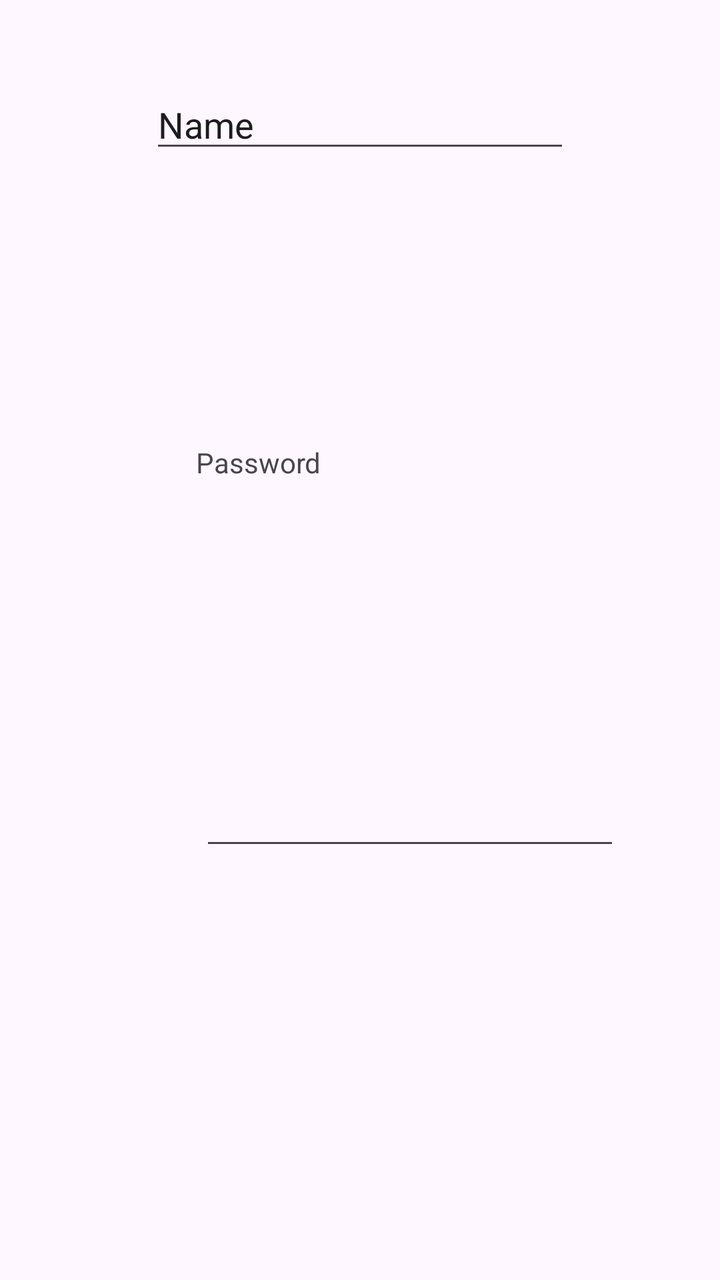
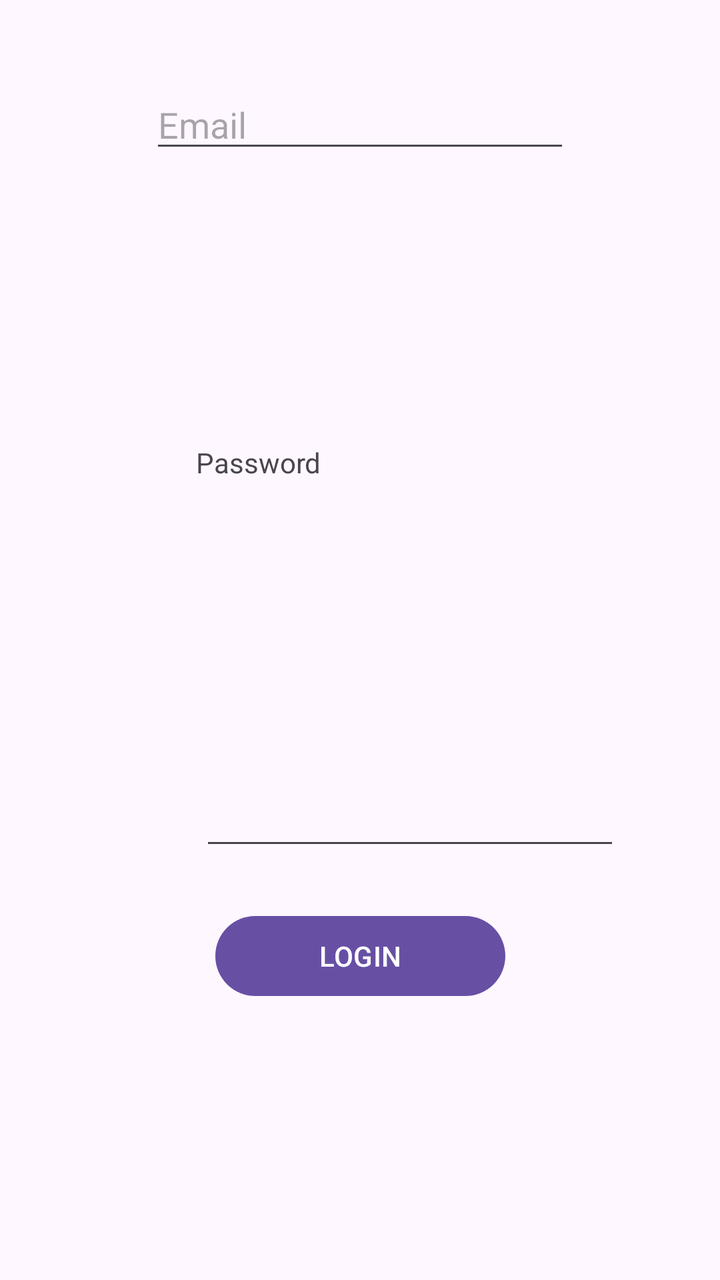

Screens rendered from an Android XML layout before and after an edit, with the pre-edit source and the edit as a unified diff.
<!-- AndroidManifest.xml: application theme Theme.Learn -->
<!-- res/layout/signup.xml -->
<?xml version="1.0" encoding="utf-8"?>
<androidx.constraintlayout.widget.ConstraintLayout xmlns:android="http://schemas.android.com/apk/res/android"
    xmlns:app="http://schemas.android.com/apk/res-auto"
    xmlns:tools="http://schemas.android.com/tools"
    android:layout_width="match_parent"
    android:layout_height="match_parent">


    <Button
        android:id="@+id/button2"
        android:layout_width="145dp"
        android:layout_height="78dp"
        android:layout_marginStart="133dp"
        android:layout_marginTop="451dp"
        android:layout_marginEnd="133dp"
        android:layout_marginBottom="202dp"
        android:text="SIGNUP"
        app:layout_constraintBottom_toBottomOf="parent"
        app:layout_constraintEnd_toEndOf="parent"
        app:layout_constraintHorizontal_bias="0.0"
        app:layout_constraintStart_toStartOf="parent"
        app:layout_constraintTop_toTopOf="parent"
        app:layout_constraintVertical_bias="1.0" />

    <EditText
        android:id="@+id/editTextTextPassword"
        android:layout_width="wrap_content"
        android:layout_height="wrap_content"
        android:layout_marginStart="100dp"
        android:layout_marginTop="83dp"
        android:layout_marginEnd="101dp"
        android:layout_marginBottom="46dp"
        android:ems="10"
        android:inputType="textPassword"
        app:layout_constraintBottom_toTopOf="@+id/button2"
        app:layout_constraintEnd_toEndOf="parent"
        app:layout_constraintHorizontal_bias="0.0"
        app:layout_constraintStart_toStartOf="parent"
        app:layout_constraintTop_toBottomOf="@+id/textView" />

    <EditText
        android:id="@+id/editTextText"
        android:layout_width="wrap_content"
        android:layout_height="wrap_content"
        android:layout_marginStart="101dp"
        android:layout_marginEnd="101dp"
        android:layout_marginBottom="20dp"
        android:ems="10"
        android:inputType="text"
        android:text="Name"
        app:layout_constraintBottom_toTopOf="@+id/textView"
        app:layout_constraintEnd_toEndOf="parent"
        app:layout_constraintStart_toStartOf="parent"
        app:layout_constraintTop_toTopOf="parent" />

    <TextView
        android:id="@+id/textView"
        android:layout_width="201dp"
        android:layout_height="43dp"
        android:layout_marginStart="98dp"
        android:layout_marginTop="80dp"
        android:layout_marginEnd="198dp"
        android:layout_marginBottom="1dp"
        android:text="Password"
        app:layout_constraintBottom_toTopOf="@+id/editTextTextPassword"
        app:layout_constraintEnd_toEndOf="parent"
        app:layout_constraintHorizontal_bias="0.0"
        app:layout_constraintStart_toStartOf="parent"
        app:layout_constraintTop_toBottomOf="@+id/editTextText" />
</androidx.constraintlayout.widget.ConstraintLayout>
<!-- resources referenced by this layout -->
<resources>
  <style name="Theme.Learn" parent="Base.Theme.Learn" />
  <style name="Base.Theme.Learn" parent="Theme.Material3.DayNight.NoActionBar">
          
          
      </style>
</resources>

<!-- the commit's change to res/layout/signup.xml (unified diff, before → after) -->
@@ -3,7 +3,8 @@
     xmlns:app="http://schemas.android.com/apk/res-auto"
     xmlns:tools="http://schemas.android.com/tools"
     android:layout_width="match_parent"
-    android:layout_height="match_parent">
+    android:layout_height="match_parent"
+    android:fitsSystemWindows="true">
 
 
     <Button
@@ -46,8 +47,8 @@
         android:layout_marginEnd="101dp"
         android:layout_marginBottom="20dp"
         android:ems="10"
-        android:inputType="text"
-        android:text="Name"
+        android:hint="Email"
+        android:inputType="textEmailAddress"
         app:layout_constraintBottom_toTopOf="@+id/textView"
         app:layout_constraintEnd_toEndOf="parent"
         app:layout_constraintStart_toStartOf="parent"
@@ -67,4 +68,14 @@
         app:layout_constraintHorizontal_bias="0.0"
         app:layout_constraintStart_toStartOf="parent"
         app:layout_constraintTop_toBottomOf="@+id/editTextText" />
+
+    <Button
+        android:id="@+id/btnLogin"
+        android:layout_width="145dp"
+        android:layout_height="wrap_content"
+        android:layout_marginTop="16dp"
+        android:text="LOGIN"
+        app:layout_constraintEnd_toEndOf="parent"
+        app:layout_constraintStart_toStartOf="parent"
+        app:layout_constraintTop_toBottomOf="@+id/button2" />
 </androidx.constraintlayout.widget.ConstraintLayout>
